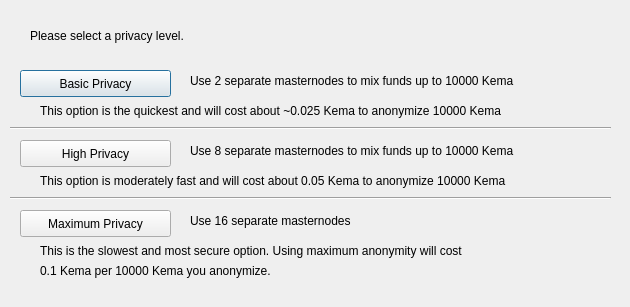
First picture: the form in src/qt/forms/mixTXconfig.ui, repository wmcorless/kema, before the edit.
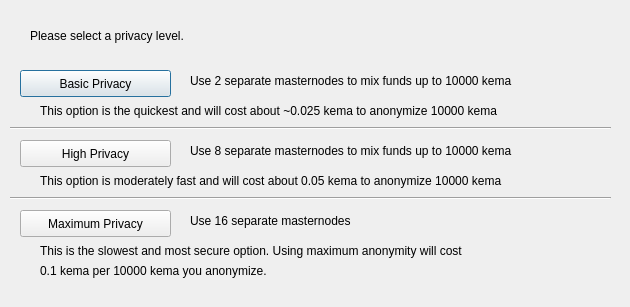
Second picture: the form after the edit.

Diff of the .ui file:
```diff
--- a/src/qt/forms/mixTXconfig.ui
+++ b/src/qt/forms/mixTXconfig.ui
@@ -75,7 +75,7 @@
     </rect>
    </property>
    <property name="text">
-    <string>Use 2 separate masternodes to mix funds up to 10000 Kema</string>
+    <string>Use 2 separate masternodes to mix funds up to 10000 kema</string>
    </property>
   </widget>
   <widget class="QLabel" name="label_3">
@@ -88,7 +88,7 @@
     </rect>
    </property>
    <property name="text">
-    <string>Use 8 separate masternodes to mix funds up to 10000 Kema</string>
+    <string>Use 8 separate masternodes to mix funds up to 10000 kema</string>
    </property>
   </widget>
   <widget class="QLabel" name="label_4">
@@ -114,7 +114,7 @@
     </rect>
    </property>
    <property name="text">
-    <string>This option is the quickest and will cost about ~0.025 Kema to anonymize 10000 Kema</string>
+    <string>This option is the quickest and will cost about ~0.025 kema to anonymize 10000 kema</string>
    </property>
   </widget>
   <widget class="QLabel" name="label_7">
@@ -127,7 +127,7 @@
     </rect>
    </property>
    <property name="text">
-    <string>This option is moderately fast and will cost about 0.05 Kema to anonymize 10000 Kema</string>
+    <string>This option is moderately fast and will cost about 0.05 kema to anonymize 10000 kema</string>
    </property>
   </widget>
   <widget class="QLabel" name="label_8">
@@ -153,7 +153,7 @@
     </rect>
    </property>
    <property name="text">
-    <string>0.1 Kema per 10000 Kema you anonymize.</string>
+    <string>0.1 kema per 10000 kema you anonymize.</string>
    </property>
   </widget>
   <widget class="Line" name="line">
```
